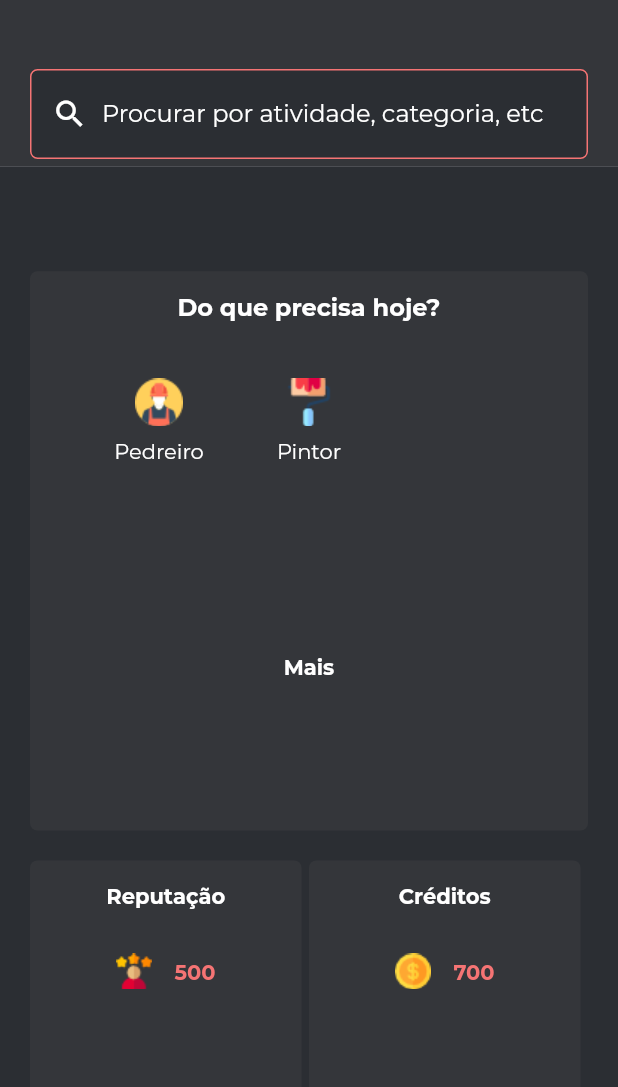
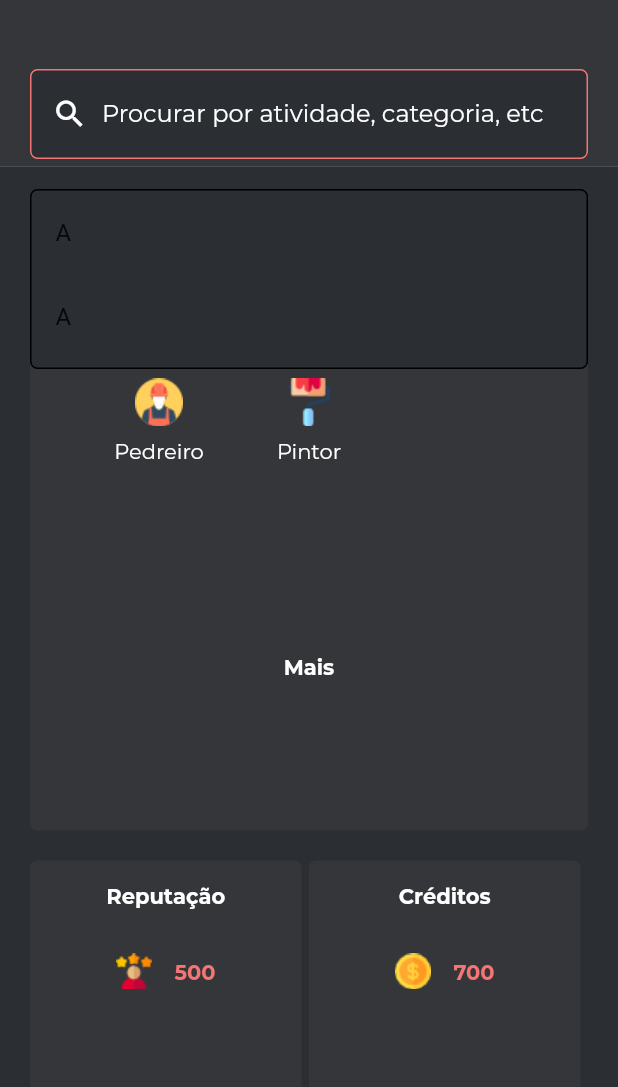
Before and after one commit to franzon/helpr-mobile, a Flutter app: the ClientHomePage screen opened directly, on a phone screen of 412 x 824 dp, the part 81-1168 px from its top. Run offline on Flutter 3.47's test engine with Material 2 defaults, Android fonts, the phone set to English and light mode, and no system bars; our stand-ins replace bloc, equatable, flutter_bloc, flutter_spinkit, flutter_typeahead, page_transition and 2 more; missing offline and left inert: flutter_keychain, flutter_sequence_animation, keyboard_visibility.

Commit message:
Starting search suggestions

```diff
--- a/client/lib/pages/home/client_home_page.dart
+++ b/client/lib/pages/home/client_home_page.dart
@@ -1,16 +1,43 @@
 import 'package:flutter/material.dart';
 import 'package:flutter_bloc/flutter_bloc.dart';
 import 'package:flutter_spinkit/flutter_spinkit.dart';
+import 'package:flutter_typeahead/flutter_typeahead.dart';
 import 'package:mobile/api/categories_api.dart';
 import 'package:mobile/blocs/categories_bloc.dart';
 import 'package:mobile/blocs/user_bloc.dart';
 import 'package:mobile/models/Category.dart';
 import 'package:mobile/pages/home/client_home_all_categories.dart';
 import 'package:mobile/pages/home/client_home_drawer.dart';
+import 'package:mobile/utils/constants.dart';
 import 'package:page_transition/page_transition.dart';
-import 'package:simple_animations/simple_animations.dart';
+import 'package:keyboard_visibility/keyboard_visibility.dart';
 
-import 'package:mobile/utils/constants.dart';
+class _SearchModel with ChangeNotifier {
+  final List<Category> allCategories;
+  List<Category> _filteredCategories;
+  String _searchString;
+
+  _SearchModel(this.allCategories) {
+    this._filteredCategories = allCategories;
+  }
+
+  getFilteredCategories() => _filteredCategories;
+  setFilteredCategories(List<Category> filteredCategories) =>
+      this._filteredCategories = filteredCategories;
+
+  getSearchString() => _searchString;
+  setSearchString(String searchString) => this._searchString = searchString;
+
+  void filter(String searchString) {
+    // debugPrint("filter" + searchString);
+    this._filteredCategories = this.allCategories;
+    this._filteredCategories = this._filteredCategories.where((category) {
+      return searchString.length == 0 ||
+          category.name.toLowerCase().contains(searchString.toLowerCase());
+    }).toList();
+    notifyListeners();
+  }
+}
 
 class CategoryIcon extends StatelessWidget {
   final String id;
@@ -63,7 +90,7 @@ class _ClientHomePageState extends State<ClientHomePage> {
           _ClientHomeHeader(
               /*  userBloc: this.userBloc */
               ),
-          _ClientHomeSearch()
+          _ClientHomeSearch(),
         ],
       ),
     );
@@ -395,7 +422,9 @@ class _ClientHomeSearch extends StatelessWidget {
 
   @override
   Widget build(BuildContext context) {
-    return Container(
+    return Column(
+      children: <Widget>[
+        Container(
           margin: EdgeInsets.only(left: 20, right: 20, top: 100),
           height: 60,
           child: TextField(
@@ -423,6 +452,39 @@ class _ClientHomeSearch extends StatelessWidget {
                     borderSide: BorderSide(color: colors["primaryColor"]),
                     borderRadius: BorderRadius.all(Radius.circular(5)))),
           ),
+        ),
+        _SearchSugestions()
+      ],
     );
   }
 }
+
+class _SearchSugestions extends StatelessWidget {
+  const _SearchSugestions({
+    Key key,
+  }) : super(key: key);
+
+  @override
+  Widget build(BuildContext context) {
+    return Container(
+        margin: EdgeInsets.only(left: 20, right: 20, top: 20),
+        height: 120,
+        child: ListView(
+          children: <Widget>[
+            ListTile(
+              title: Text("A"),
+            ),
+            ListTile(
+              title: Text("A"),
+            ),
+            ListTile(
+              title: Text("A"),
+            )
+          ],
+        ),
+        decoration: BoxDecoration(
+            color: colors["backgroundColor"],
+            border: Border.all(color: Colors.black),
+            borderRadius: BorderRadius.circular(5)));
+  }
+}
```
Lines whose indentation alone changed are shown as unchanged.
